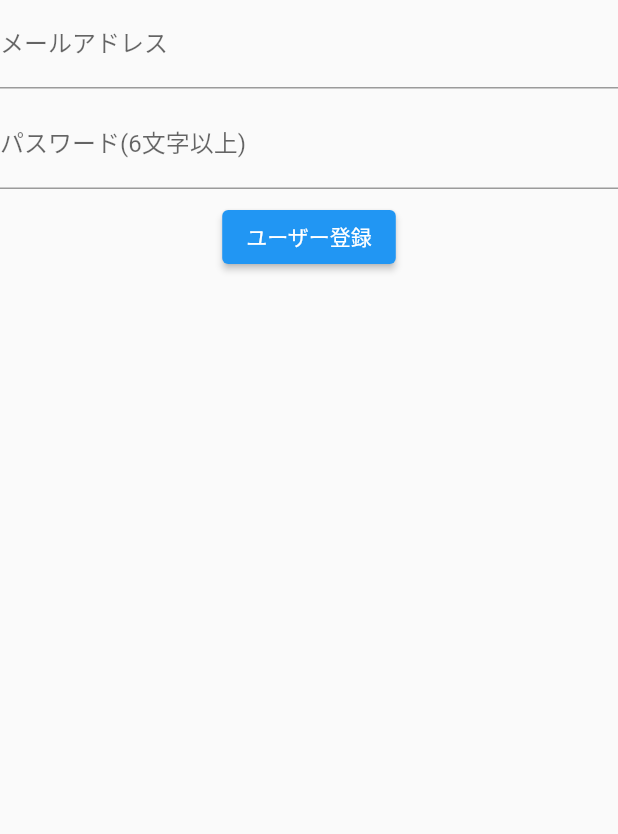
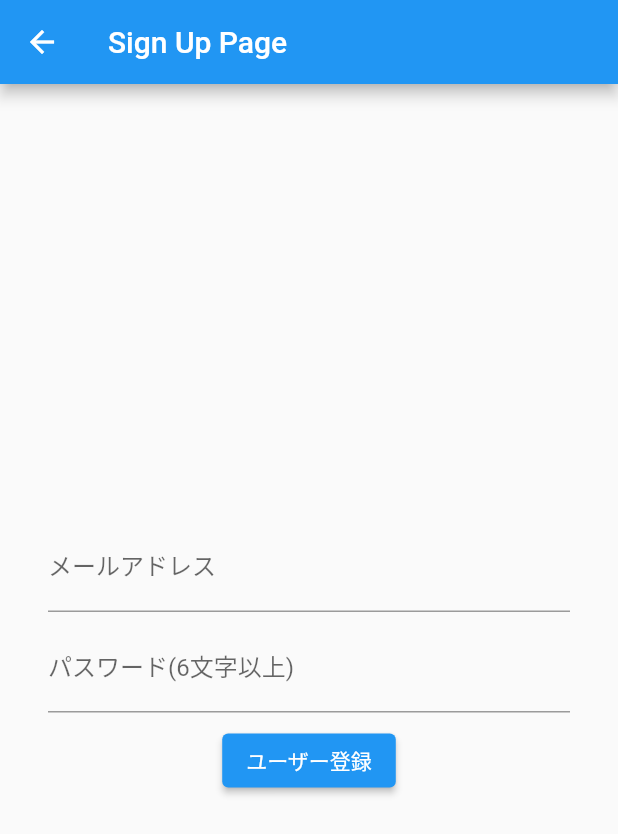
Before and after one commit to takapi327/flutter-firebase-authentication, a Flutter app: the FirebaseAuthSignUp screen opened directly, on a phone screen of 412 x 824 dp. Shown: the top 834 px of the screen. Run offline on Flutter 3.47's test engine with Material 2 defaults, Android fonts, the phone set to English and light mode, and no system bars; our stand-ins replace firebase_auth, firebase_core; accounts and stored records are empty.

Commit message:
Create Sign Up page

```diff
--- a/lib/auth/signup.dart
+++ b/lib/auth/signup.dart
@@ -10,6 +10,53 @@ class FirebaseAuthSignUp extends StatelessWidget {
   Widget build(BuildContext context) {
     return Consumer <AuthStore>(
       builder: (context, authStore, _) {
+        return Scaffold(
+          appBar: AppBar(
+            title: Text('Sign Up Page'),
+          ),
+          body: Padding(
+            padding: const EdgeInsets.all(32),
+            child: Center(
+              child: Column(
+                mainAxisAlignment: MainAxisAlignment.center,
+                children: [
+                  TextFormField(
+                    decoration: InputDecoration(labelText: "メールアドレス"),
+                    onChanged: (String value) {
+                      authStore.changeEmail(value);
+                    },
+                  ),
+                  const SizedBox(height: 8),
+                  TextFormField(
+                    decoration: InputDecoration(labelText: "パスワード(6文字以上)"),
+                    obscureText: true,
+                    onChanged: (String value) {
+                      authStore.changePassword(value);
+                    },
+                  ),
+                  const SizedBox(height: 8),
+                  ElevatedButton(
+                    onPressed: () async {
+                      try {
+                        authStore.changeLoading(true);
+                        final UserCredential result = await authStore.signUp();
+
+                        final User user = result.user!;
+                        authStore.changeInfoText("登録OK:${user.toString()}");
+                        authStore.changeLoading(false);
+                      } catch (e) {
+                        authStore.changeInfoText("登録NG:${e.toString()}");
+                        authStore.changeLoading(false);
+                      }
+                    },
+                    child: Text("ユーザー登録"),
+                  ),
+                ],
+              ),
+            ),
+          ),
+        );
+        /*
         return Column(
           children: [
             TextFormField(
@@ -45,6 +92,7 @@ class FirebaseAuthSignUp extends StatelessWidget {
             ),
           ],
         );
+        */
       },
     );
   }
```
Also changed, not shown: lib/auth/auth_page.dart (+22 -0 lines), lib/main.dart (+22 -55 lines).
